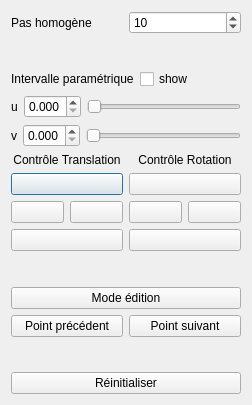
The window that settings.ui (Anthiel/CetS3D_TP2) describes before a commit, drawn with Qt 5.
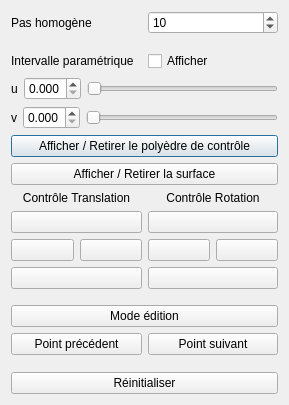
The same window after the commit.

Commit message: Ajouts boutons

Diff of the .ui file:
```diff
--- a/settings.ui
+++ b/settings.ui
@@ -6,7 +6,7 @@
    <rect>
     <x>0</x>
     <y>0</y>
-    <width>252</width>
+    <width>289</width>
     <height>405</height>
    </rect>
   </property>
@@ -71,7 +71,7 @@
          <item>
           <widget class="QCheckBox" name="checkShow">
            <property name="text">
-            <string>show</string>
+            <string>Afficher</string>
            </property>
           </widget>
          </item>
@@ -153,6 +153,20 @@
        </item>
       </layout>
      </item>
+     <item>
+      <widget class="QPushButton" name="displayControlPolygon">
+       <property name="text">
+        <string>Afficher / Retirer le polyèdre de contrôle</string>
+       </property>
+      </widget>
+     </item>
+     <item>
+      <widget class="QPushButton" name="displaySurface">
+       <property name="text">
+        <string>Afficher / Retirer la surface</string>
+       </property>
+      </widget>
+     </item>
      <item>
       <layout class="QHBoxLayout" name="horizontalLayout_3">
        <item>
```
The commit also changes 5 other files.
